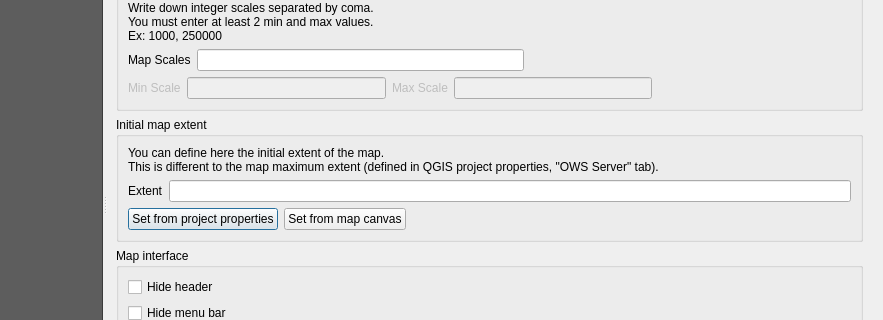
The window that ui_lizmap.ui (3liz/lizmap-plugin) describes before a commit, drawn with Qt 5; both pictures show x 164 to 1047 and y 267 to 587 of the 1047 by 970 pixel window.
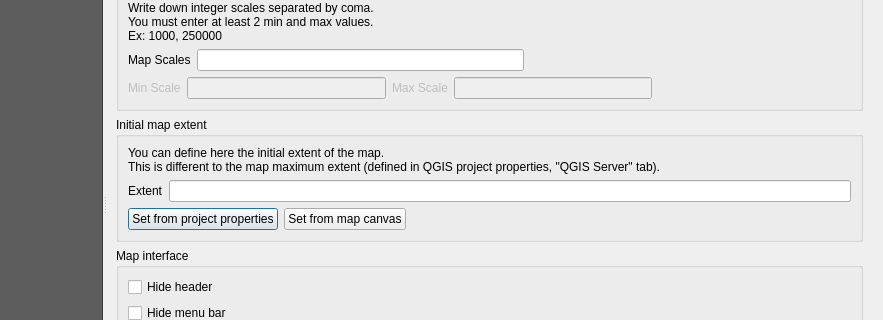
The same window after the commit. Icons and pictures are not drawn. Custom widgets are drawn as their Qt base class.

Commit message: rename OWS to QGIS, since QGIS 3.0

Diff of the .ui file:
```diff
--- a/ui_lizmap.ui
+++ b/ui_lizmap.ui
@@ -689,7 +689,7 @@
                    <widget class="QLabel" name="label_23">
                     <property name="text">
                      <string>You can define here the initial extent of the map.
-This is different to the map maximum extent (defined in QGIS project properties, &quot;OWS Server&quot; tab).</string>
+This is different to the map maximum extent (defined in QGIS project properties, &quot;QGIS Server&quot; tab).</string>
                     </property>
                    </widget>
                   </item>
```
Left out of the diff: 4 changed lines with no effect on the pictures. The commit also changes 2 other files.
